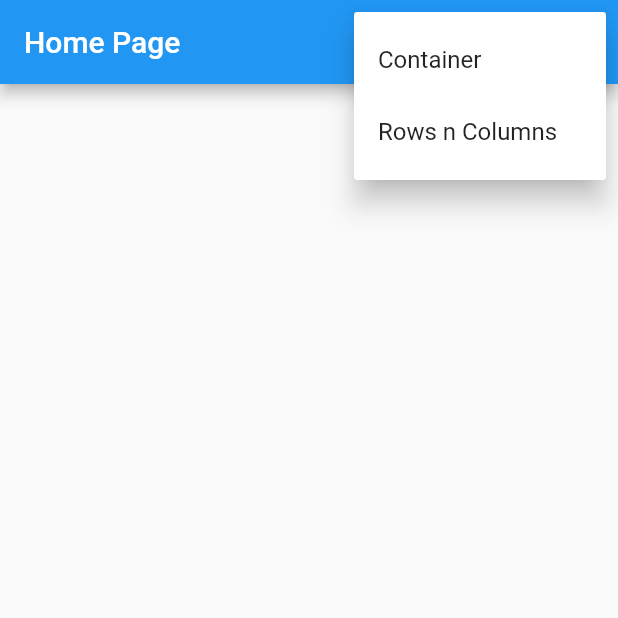
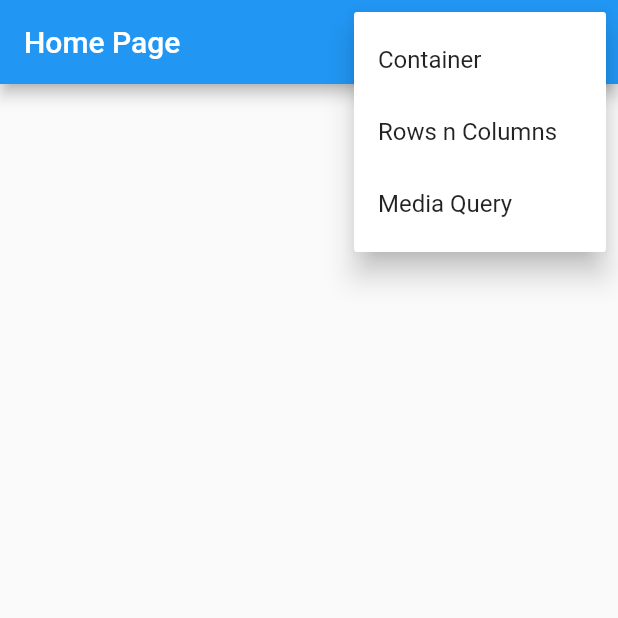
Before and after one commit to Senrathy/flutter_primeiro_projeto, a Flutter app: the screen it shows after launch, after a tap on the "accessibility new" icon, on a phone screen of 412 x 824 dp, the top half of it. Run offline on Flutter 3.47's test engine with Material 2 defaults, Android fonts, the phone set to English and light mode, and no system bars.

Commit message:
MediaQuery

```diff
--- a/lib/main.dart
+++ b/lib/main.dart
@@ -1,6 +1,7 @@
 import 'package:flutter/material.dart';
 import 'package:flutter_primeiro_projeto/pages/container/container_page.dart';
 import 'package:flutter_primeiro_projeto/pages/home/home_page.dart';
+import 'package:flutter_primeiro_projeto/pages/media_query/media_query_page.dart';
 import 'package:flutter_primeiro_projeto/pages/rows_columns/rows_columns_page.dart';
 
 void main() {
@@ -21,6 +22,7 @@ class MyApp extends StatelessWidget {
         '/' : (_) => const HomePage(),
         '/container': (_) => const ContainerPage(),
         '/rows_columns': (_) => const RowsColumnsPage(),
+        '/media_query': (_) => const MediaQueryPage(),
       },
     );
   }
--- a/lib/pages/home/home_page.dart
+++ b/lib/pages/home/home_page.dart
@@ -3,6 +3,7 @@ import 'package:flutter/material.dart';
 enum PopupMenuPages {
   container,
   rowsColumns,
+  mediaQuery,
 }
 
 class HomePage extends StatelessWidget {
@@ -25,6 +26,9 @@ class HomePage extends StatelessWidget {
                   case PopupMenuPages.rowsColumns:
                     Navigator.of(context).pushNamed('/rows_columns');
                     break;
+                  case PopupMenuPages.mediaQuery:
+                    Navigator.of(context).pushNamed('/media_query');
+                    break;
                 }
               },
               itemBuilder: (BuildContext context) {
@@ -37,6 +41,10 @@ class HomePage extends StatelessWidget {
                     value: PopupMenuPages.rowsColumns,
                     child: Text('Rows n Columns'),
                   ),
+                  const PopupMenuItem<PopupMenuPages>(
+                    value: PopupMenuPages.mediaQuery,
+                    child: Text('Media Query'),
+                  ),
                 ];
               })
         ],
```
Also changed, not shown: lib/pages/media_query/media_query_page.dart (added, +48 -0 lines).
